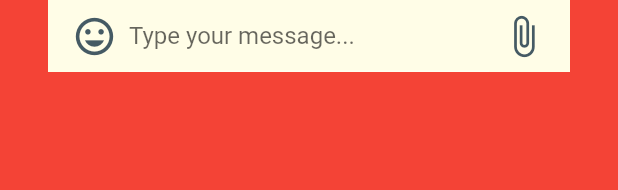
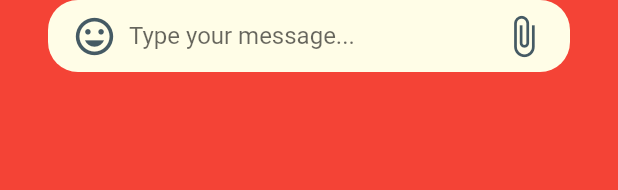
Before and after one commit to Catzoy/ChatAppUI, a Flutter app: the ChatInputBar widget shown alone on an empty page, opened directly, on a phone screen of 412 x 824 dp. Shown: the top 190 px of the screen. Run offline on Flutter 3.47's test engine with Material 2 defaults, Android fonts, the phone set to English and light mode, and no system bars.

Commit message:
Fix chat input corners

```diff
--- a/lib/user_chat/input/chat_input_bar.dart
+++ b/lib/user_chat/input/chat_input_bar.dart
@@ -9,6 +9,7 @@ class ChatInputBar extends StatelessWidget {
         margin: const EdgeInsets.symmetric(horizontal: 32.0),
         decoration: BoxDecoration(
           color: Theme.of(context).colorScheme.secondary,
+          borderRadius: BorderRadius.circular(20.0),
         ),
         child: Row(
           children: [
@@ -17,7 +18,10 @@ class ChatInputBar extends StatelessWidget {
               child: Padding(
                 padding: const EdgeInsets.symmetric(horizontal: 8.0),
                 child: TextField(
-                  decoration: InputDecoration(hintText: "Type your message..."),
+                  decoration: InputDecoration(
+                    hintText: "Type your message...",
+                    border: InputBorder.none,
+                  ),
                 ),
               ),
             ),
```
